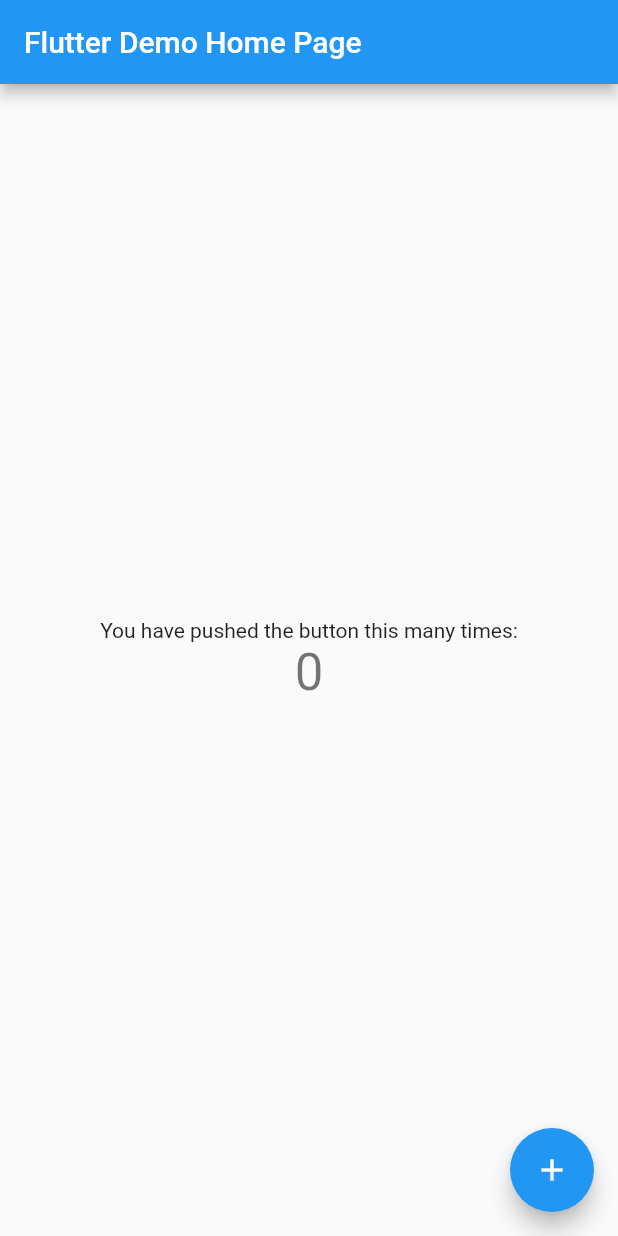
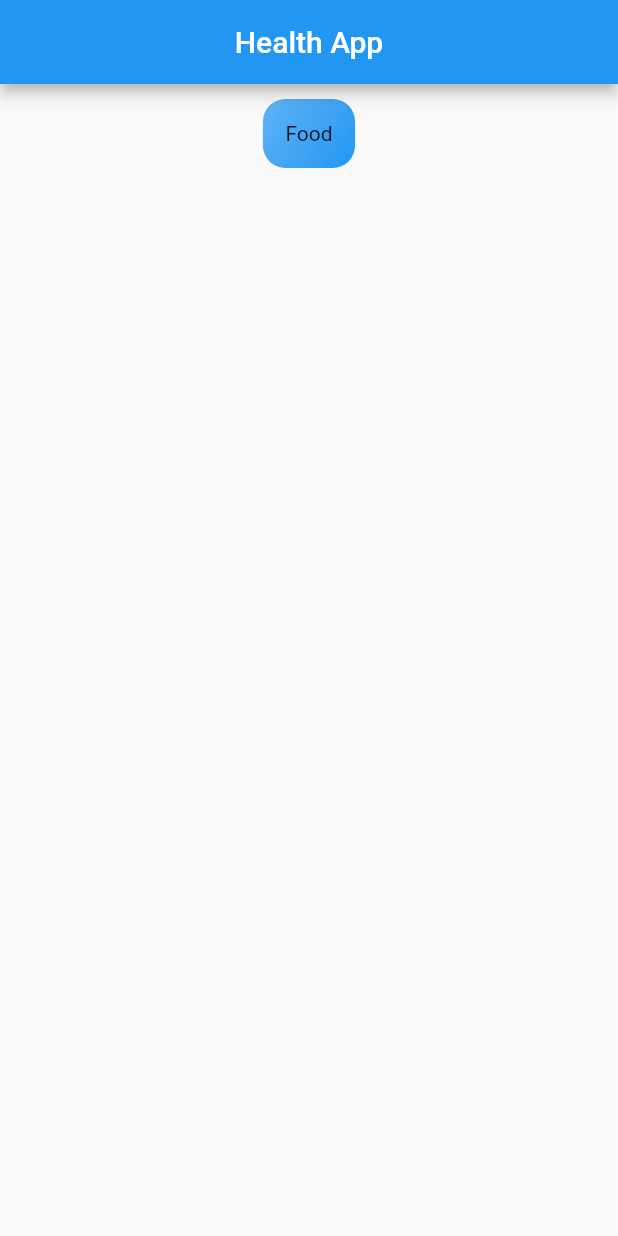
Before and after one commit to pmj9911/healthApp, a Flutter app: the screen it shows after launch, on a phone screen of 412 x 824 dp. Run offline on Flutter 3.47's test engine with Material 2 defaults, Android fonts, the phone set to English and light mode, and no system bars.

Commit message:
food ui started

```diff
--- a/lib/main.dart
+++ b/lib/main.dart
@@ -1,111 +1,69 @@
 import 'package:flutter/material.dart';
-
+import 'screens/food_items_tab_bar_screen.dart';
+import 'screens/login_signup_screen.dart';
 void main() => runApp(MyApp());
 
 class MyApp extends StatelessWidget {
-  // This widget is the root of your application.
   @override
   Widget build(BuildContext context) {
     return MaterialApp(
-      title: 'Flutter Demo',
-      theme: ThemeData(
-        // This is the theme of your application.
-        //
-        // Try running your application with "flutter run". You'll see the
-        // application has a blue toolbar. Then, without quitting the app, try
-        // changing the primarySwatch below to Colors.green and then invoke
-        // "hot reload" (press "r" in the console where you ran "flutter run",
-        // or simply save your changes to "hot reload" in a Flutter IDE).
-        // Notice that the counter didn't reset back to zero; the application
-        // is not restarted.
-        primarySwatch: Colors.blue,
-      ),
-      home: MyHomePage(title: 'Flutter Demo Home Page'),
-    );
+        title: 'MyShop',
+        theme: ThemeData(
+          primarySwatch: Colors.blue,
+        ),
+        home: MyHomePage(),
+        routes: {
+          FoodItemsTabBar.routeName: (ctx) => FoodItemsTabBar(),
+        });
   }
 }
 
-class MyHomePage extends StatefulWidget {
-  MyHomePage({Key key, this.title}) : super(key: key);
-
-  // This widget is the home page of your application. It is stateful, meaning
-  // that it has a State object (defined below) that contains fields that affect
-  // how it looks.
-
-  // This class is the configuration for the state. It holds the values (in this
-  // case the title) provided by the parent (in this case the App widget) and
-  // used by the build method of the State. Fields in a Widget subclass are
-  // always marked "final".
-
-  final String title;
-
-  @override
-  _MyHomePageState createState() => _MyHomePageState();
-}
-
-class _MyHomePageState extends State<MyHomePage> {
-  int _counter = 0;
-
-  void _incrementCounter() {
-    setState(() {
-      // This call to setState tells the Flutter framework that something has
-      // changed in this State, which causes it to rerun the build method below
-      // so that the display can reflect the updated values. If we changed
-      // _counter without calling setState(), then the build method would not be
-      // called again, and so nothing would appear to happen.
-      _counter++;
-    });
+class MyHomePage extends StatelessWidget {
+  void selectCatgory(BuildContext ctx) {
+    Navigator.of(ctx).pushNamed(
+      FoodItemsTabBar.routeName,
+    );
   }
 
+  bool loggedIn = false;
   @override
   Widget build(BuildContext context) {
-    // This method is rerun every time setState is called, for instance as done
-    // by the _incrementCounter method above.
-    //
-    // The Flutter framework has been optimized to make rerunning build methods
-    // fast, so that you can just rebuild anything that needs updating rather
-    // than having to individually change instances of widgets.
     return Scaffold(
       appBar: AppBar(
-        // Here we take the value from the MyHomePage object that was created by
-        // the App.build method, and use it to set our appbar title.
-        title: Text(widget.title),
+        title: Center(
+          child: Text('Health App'),
+        ),
       ),
-      body: Center(
-        // Center is a layout widget. It takes a single child and positions it
-        // in the middle of the parent.
-        child: Column(
-          // Column is also a layout widget. It takes a list of children and
-          // arranges them vertically. By default, it sizes itself to fit its
-          // children horizontally, and tries to be as tall as its parent.
-          //
-          // Invoke "debug painting" (press "p" in the console, choose the
-          // "Toggle Debug Paint" action from the Flutter Inspector in Android
-          // Studio, or the "Toggle Debug Paint" command in Visual Studio Code)
-          // to see the wireframe for each widget.
-          //
-          // Column has various properties to control how it sizes itself and
-          // how it positions its children. Here we use mainAxisAlignment to
-          // center the children vertically; the main axis here is the vertical
-          // axis because Columns are vertical (the cross axis would be
-          // horizontal).
+      body: Container(
+        padding: EdgeInsets.all(10),
+        child: Row(
           mainAxisAlignment: MainAxisAlignment.center,
           children: <Widget>[
-            Text(
-              'You have pushed the button this many times:',
-            ),
-            Text(
-              '$_counter',
-              style: Theme.of(context).textTheme.display1,
+            loggedIn ? LoginSignupScreen: InkWell(
+              onTap: () {
+                selectCatgory(context);
+              },
+              splashColor: Theme.of(context).primaryColor,
+              borderRadius: BorderRadius.circular(15),
+              child: Container(
+                padding: EdgeInsets.all(15),
+                child: Text("Food"),
+                decoration: BoxDecoration(
+                  gradient: LinearGradient(
+                    colors: [
+                      Colors.blue.withOpacity(0.7),
+                      Colors.blue,
+                    ],
+                    begin: Alignment.topLeft,
+                    end: Alignment.bottomRight,
+                  ),
+                  borderRadius: BorderRadius.circular(15),
+                ),
+              ),
             ),
           ],
         ),
       ),
-      floatingActionButton: FloatingActionButton(
-        onPressed: _incrementCounter,
-        tooltip: 'Increment',
-        child: Icon(Icons.add),
-      ), // This trailing comma makes auto-formatting nicer for build methods.
     );
   }
 }
--- a/pubspec.yaml
+++ b/pubspec.yaml
@@ -19,6 +19,8 @@
 dependencies:
   flutter:
     sdk: flutter
+  intl: ^0.16.0
+
 
   # The following adds the Cupertino Icons font to your application.
   # Use with the CupertinoIcons class for iOS style icons.
```
Also changed, not shown: lib/models/foodItems.dart (added, +17 -0 lines), lib/screens/food_items_add_new.dart (added, +15 -0 lines), lib/screens/food_items_history_screen.dart (added, +86 -0 lines), lib/screens/food_items_tab_bar_screen.dart (added, +49 -0 lines), lib/screens/login_signup_screen.dart (added, +15 -0 lines), pubspec.lock.
